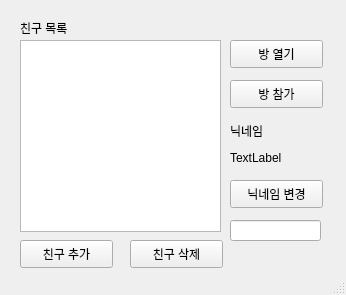
Qt form ui/mypage.ui (20-s-Guys/IdealChat) before a commit.
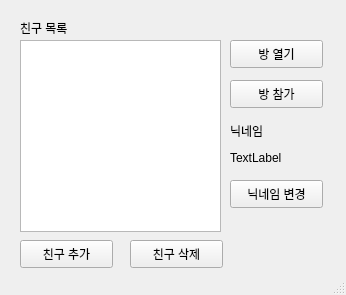
The same form after that commit.

Diff of the .ui file:
```diff
--- a/ui/mypage.ui
+++ b/ui/mypage.ui
@@ -128,16 +128,6 @@
      <string>닉네임 변경</string>
     </property>
    </widget>
-   <widget class="QLineEdit" name="EditNickName">
-    <property name="geometry">
-     <rect>
-      <x>230</x>
-      <y>220</y>
-      <width>91</width>
-      <height>21</height>
-     </rect>
-    </property>
-   </widget>
   </widget>
   <widget class="QStatusBar" name="statusbar"/>
  </widget>
```
